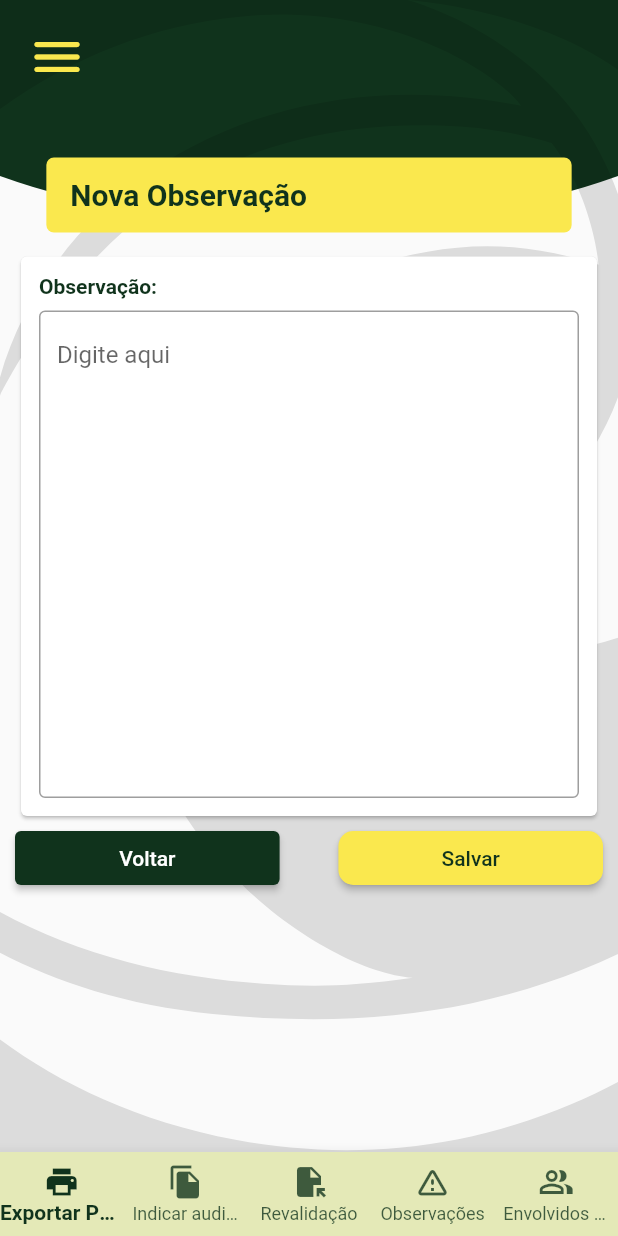
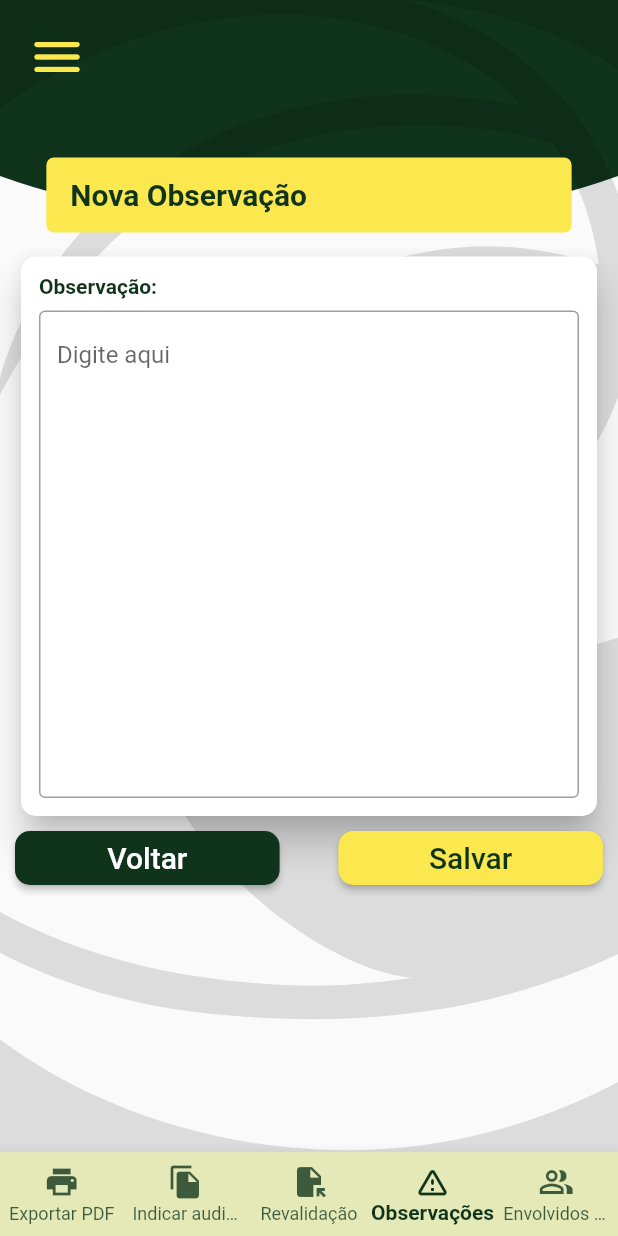
Before and after one commit to lutzzdias/eldorado-ui, a Flutter app: the screen it shows after launch, on a phone screen of 412 x 824 dp. Run offline on Flutter 3.47's test engine with Material 2 defaults, Android fonts, the phone set to English and light mode, and no system bars; our stand-ins replace flutter_svg.

Commit message:
Finish add observation screen

```diff
--- a/lib/src/common/custom_nav_bar.dart
+++ b/lib/src/common/custom_nav_bar.dart
@@ -4,17 +4,19 @@ import 'package:flutter/material.dart';
 class CustomNavBar extends StatelessWidget {
   final List<BottomNavigationBarItem> items;
   final List<String> screenNames;
+  final int current;
 
   const CustomNavBar({
     super.key,
     required this.items,
     required this.screenNames,
+    this.current = 0,
   });
 
   @override
   Widget build(BuildContext context) {
     return BottomNavigationBar(
-      currentIndex: 0,
+      currentIndex: current,
       onTap: (index) {
         switch (index) {
           case 0:
--- a/lib/src/features/epc/presentation/register_epc_screen.dart
+++ b/lib/src/features/epc/presentation/register_epc_screen.dart
@@ -98,6 +98,9 @@ class RegisterEpcScreen extends StatelessWidget {
                                     debugPrint('clicked on return button'),
                                 style: ElevatedButton.styleFrom(
                                   backgroundColor: CustomColors.darkGreen,
+                                  shape: RoundedRectangleBorder(
+                                    borderRadius: BorderRadius.circular(10),
+                                  ),
                                 ),
                                 child: const Text('Voltar'),
                               ),
--- a/lib/src/features/observation/add_observation_screen.dart
+++ b/lib/src/features/observation/add_observation_screen.dart
@@ -12,8 +12,8 @@ class AddObservationScreen extends StatelessWidget {
   Widget build(BuildContext context) {
     return SafeArea(
       child: Scaffold(
-        resizeToAvoidBottomInset: false,
         bottomNavigationBar: const CustomNavBar(
+          current: 3,
           items: [
             BottomNavigationBarItem(
                 icon: Icon(Icons.print), label: 'Exportar PDF'),
@@ -35,8 +35,6 @@ class AddObservationScreen extends StatelessWidget {
             '/register_epc',
           ],
         ),
-
-        // TODO: Fix scroll
         body: Stack(
           children: [
             DefaultBackground(),
@@ -53,6 +51,9 @@ class AddObservationScreen extends StatelessWidget {
                     ),
                     gapH12,
                     Card(
+                      elevation: 10,
+                      shape: RoundedRectangleBorder(
+                          borderRadius: BorderRadius.circular(10)),
                       child: Padding(
                         padding: const EdgeInsets.all(Sizes.p12),
                         child: Column(
@@ -67,7 +68,6 @@ class AddObservationScreen extends StatelessWidget {
                               ),
                             ),
                             gapH8,
-                            // TODO: Fix styling
                             TextFormField(
                               minLines: 15,
                               keyboardType: TextInputType.multiline,
@@ -90,6 +90,13 @@ class AddObservationScreen extends StatelessWidget {
                                 debugPrint('clicked on return button'),
                             style: ElevatedButton.styleFrom(
                               backgroundColor: CustomColors.darkGreen,
+                              shape: RoundedRectangleBorder(
+                                borderRadius: BorderRadius.circular(10),
+                              ),
+                              textStyle: const TextStyle(
+                                fontSize: 20,
+                                fontWeight: FontWeight.w500,
+                              ),
                             ),
                             child: const Text('Voltar'),
                           ),
@@ -108,6 +115,10 @@ class AddObservationScreen extends StatelessWidget {
                               shape: RoundedRectangleBorder(
                                 borderRadius: BorderRadius.circular(10),
                               ),
+                              textStyle: const TextStyle(
+                                fontSize: 20,
+                                fontWeight: FontWeight.w500,
+                              ),
                             ),
                             child: const Text('Salvar'),
                           ),
```
